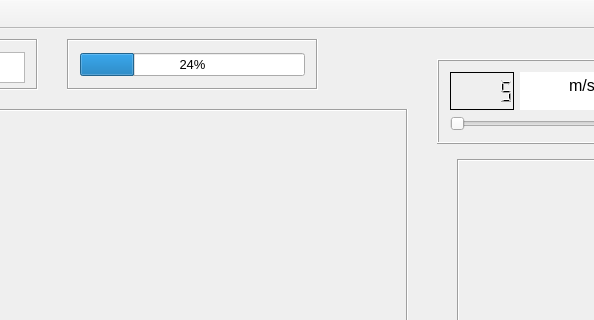
This is WifiBot/mainwindow.ui in Thibaut3/wifibot as Qt 5 draws it before an edit; both pictures show x 273 to 867 and y 0 to 320 of the 1001 by 669 pixel window. The edited form follows.
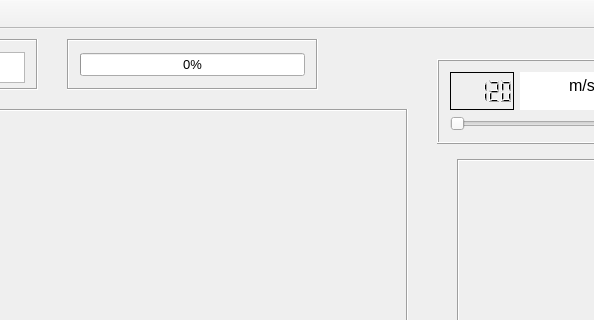
This is the edited form. Icons and pictures are not drawn.

```diff
--- a/WifiBot/mainwindow.ui
+++ b/WifiBot/mainwindow.ui
@@ -81,8 +81,11 @@
        <property name="layoutDirection">
         <enum>Qt::LeftToRight</enum>
        </property>
+       <property name="maximum">
+        <number>255</number>
+       </property>
        <property name="value">
-        <number>24</number>
+        <number>0</number>
        </property>
       </widget>
      </item>
@@ -546,11 +549,20 @@
        <property name="smallDecimalPoint">
         <bool>false</bool>
        </property>
+       <property name="digitCount">
+        <number>5</number>
+       </property>
+       <property name="mode">
+        <enum>QLCDNumber::Dec</enum>
+       </property>
        <property name="segmentStyle">
         <enum>QLCDNumber::Filled</enum>
        </property>
+       <property name="value" stdset="0">
+        <double>120.000000000000000</double>
+       </property>
        <property name="intValue" stdset="0">
-        <number>5</number>
+        <number>120</number>
        </property>
       </widget>
      </item>
```
Left out of the diff: 19 changed lines with no effect on the pictures.
